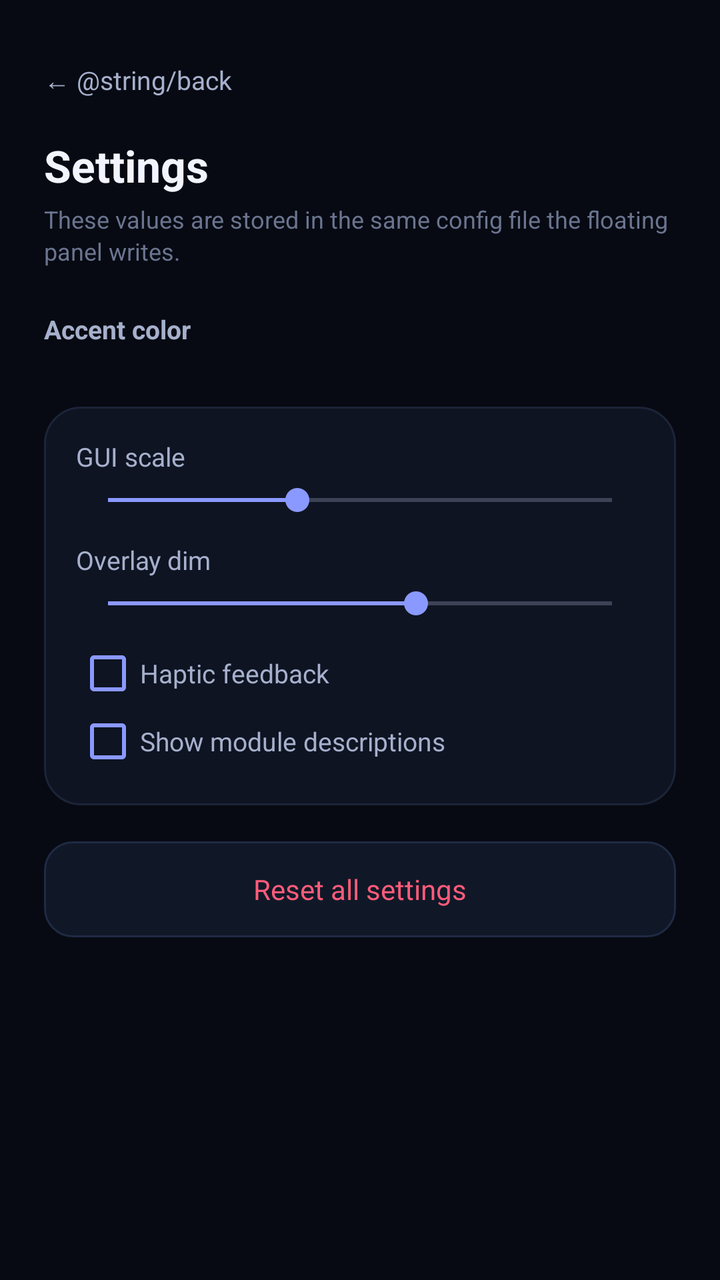
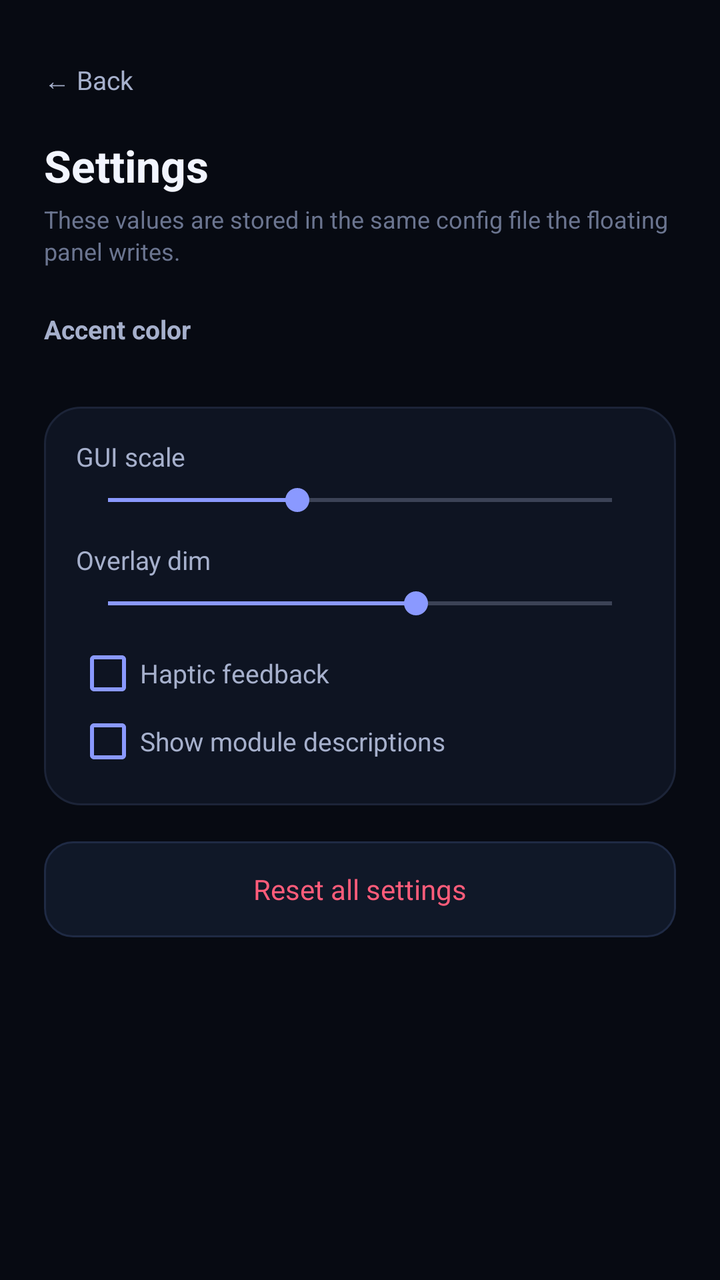

An Android layout rendered at two revisions. The XML below is the earlier revision; the diff shows what the commit changed to produce the second picture.
<!-- AndroidManifest.xml: application theme Theme.Moonlight -->
<!-- res/layout/activity_app_settings.xml -->
<?xml version="1.0" encoding="utf-8"?>
<ScrollView xmlns:android="http://schemas.android.com/apk/res/android"
    android:layout_width="match_parent"
    android:layout_height="match_parent"
    android:background="@color/bg_deep"
    android:fillViewport="true"
    android:scrollbars="none">

    <LinearLayout
        android:layout_width="match_parent"
        android:layout_height="wrap_content"
        android:orientation="vertical"
        android:padding="22dp">

        <TextView
            android:id="@+id/btnBack"
            android:layout_width="wrap_content"
            android:layout_height="36dp"
            android:clickable="true"
            android:focusable="true"
            android:gravity="center_vertical"
            android:text="← @string/back"
            android:textColor="@color/text_secondary"
            android:textSize="13sp" />

        <TextView
            android:layout_width="wrap_content"
            android:layout_height="wrap_content"
            android:layout_marginTop="10dp"
            android:text="@string/settings_title"
            android:textColor="@color/text_primary"
            android:textSize="22sp"
            android:textStyle="bold" />

        <TextView
            android:layout_width="wrap_content"
            android:layout_height="wrap_content"
            android:layout_marginTop="4dp"
            android:lineSpacingExtra="2dp"
            android:text="These values are stored in the same config file the floating panel writes."
            android:textColor="@color/text_muted"
            android:textSize="12sp" />

        <TextView
            android:layout_width="wrap_content"
            android:layout_height="wrap_content"
            android:layout_marginTop="22dp"
            android:text="Accent color"
            android:textColor="@color/text_secondary"
            android:textSize="13sp"
            android:textStyle="bold" />

        <LinearLayout
            android:id="@+id/accentRow"
            android:layout_width="match_parent"
            android:layout_height="wrap_content"
            android:layout_marginTop="10dp"
            android:orientation="horizontal" />

        <LinearLayout
            android:layout_width="match_parent"
            android:layout_height="wrap_content"
            android:layout_marginTop="20dp"
            android:background="@drawable/bg_card"
            android:orientation="vertical"
            android:padding="16dp">

            <LinearLayout
                android:layout_width="match_parent"
                android:layout_height="wrap_content"
                android:orientation="horizontal">

                <TextView
                    android:layout_width="0dp"
                    android:layout_height="wrap_content"
                    android:layout_weight="1"
                    android:text="GUI scale"
                    android:textColor="@color/text_secondary"
                    android:textSize="13sp" />

                <TextView
                    android:id="@+id/tvScaleValue"
                    android:layout_width="wrap_content"
                    android:layout_height="wrap_content"
                    android:textColor="@color/text_primary"
                    android:textSize="13sp"
                    android:textStyle="bold" />
            </LinearLayout>

            <SeekBar
                android:id="@+id/seekScale"
                android:layout_width="match_parent"
                android:layout_height="wrap_content"
                android:layout_marginTop="4dp"
                android:max="16"
                android:progress="6" />

            <LinearLayout
                android:layout_width="match_parent"
                android:layout_height="wrap_content"
                android:layout_marginTop="12dp"
                android:orientation="horizontal">

                <TextView
                    android:layout_width="0dp"
                    android:layout_height="wrap_content"
                    android:layout_weight="1"
                    android:text="Overlay dim"
                    android:textColor="@color/text_secondary"
                    android:textSize="13sp" />

                <TextView
                    android:id="@+id/tvDimValue"
                    android:layout_width="wrap_content"
                    android:layout_height="wrap_content"
                    android:textColor="@color/text_primary"
                    android:textSize="13sp"
                    android:textStyle="bold" />
            </LinearLayout>

            <SeekBar
                android:id="@+id/seekDim"
                android:layout_width="match_parent"
                android:layout_height="wrap_content"
                android:layout_marginTop="4dp"
                android:max="18"
                android:progress="11" />

            <CheckBox
                android:id="@+id/checkHaptics"
                android:layout_width="match_parent"
                android:layout_height="wrap_content"
                android:layout_marginTop="10dp"
                android:buttonTint="@color/accent"
                android:text="Haptic feedback"
                android:textColor="@color/text_secondary"
                android:textSize="13sp" />

            <CheckBox
                android:id="@+id/checkDescriptions"
                android:layout_width="match_parent"
                android:layout_height="wrap_content"
                android:layout_marginTop="2dp"
                android:buttonTint="@color/accent"
                android:text="Show module descriptions"
                android:textColor="@color/text_secondary"
                android:textSize="13sp" />
        </LinearLayout>

        <TextView
            android:id="@+id/btnResetConfig"
            android:layout_width="match_parent"
            android:layout_height="48dp"
            android:layout_marginTop="18dp"
            android:background="@drawable/bg_button_ghost"
            android:clickable="true"
            android:focusable="true"
            android:gravity="center"
            android:text="Reset all settings"
            android:textColor="@color/danger"
            android:textSize="14sp" />

        <TextView
            android:id="@+id/tvConfigPath"
            android:layout_width="match_parent"
            android:layout_height="wrap_content"
            android:layout_marginTop="18dp"
            android:lineSpacingExtra="2dp"
            android:textColor="@color/text_muted"
            android:textSize="11sp" />

    </LinearLayout>
</ScrollView>
<!-- resources referenced by this layout -->
<resources>
  <color name="accent">#FF8A99FF</color>
  <color name="bg_deep">#FF070A12</color>
  <color name="danger">#FFFF5C7A</color>
  <color name="text_muted">#FF6B7590</color>
  <color name="text_primary">#FFF2F5FF</color>
  <color name="text_secondary">#FFA6B0CC</color>
  <!-- drawable bg_button_ghost (drawable) -->
  <?xml version="1.0" encoding="utf-8"?>
  <shape xmlns:android="http://schemas.android.com/apk/res/android"
      android:shape="rectangle">
      <solid android:color="#FF101828" />
      <corners android:radius="14dp" />
      <stroke
          android:width="1dp"
          android:color="#FF1F2A44" />
  </shape>
  <!-- drawable bg_card (drawable) -->
  <?xml version="1.0" encoding="utf-8"?>
  <shape xmlns:android="http://schemas.android.com/apk/res/android"
      android:shape="rectangle">
      <solid android:color="@color/bg_card" />
      <corners android:radius="18dp" />
      <stroke
          android:width="1dp"
          android:color="@color/bg_card_stroke" />
  </shape>
  <string name="back">Back</string>
  <string name="settings_title">Settings</string>
  <style name="Theme.Moonlight" parent="Theme.AppCompat.NoActionBar">
          <item name="android:windowBackground">@color/bg_deep</item>
          <item name="android:statusBarColor">@color/bg_deep</item>
          <item name="android:navigationBarColor">@color/bg_deep</item>
          <item name="android:windowLightStatusBar">false</item>
          <item name="android:windowLightNavigationBar">false</item>
          <item name="colorAccent">@color/accent</item>
          <item name="android:textColorPrimary">@color/text_primary</item>
          <item name="android:textColorSecondary">@color/text_secondary</item>
      </style>
  <color name="bg_card">#FF0E1422</color>
  <color name="bg_card_stroke">#FF1C2438</color>
</resources>

<!-- the commit's change to res/layout/activity_app_settings.xml (unified diff, before → after) -->
@@ -19,7 +19,7 @@
             android:clickable="true"
             android:focusable="true"
             android:gravity="center_vertical"
-            android:text="← @string/back"
+            android:text="@string/back_arrow"
             android:textColor="@color/text_secondary"
             android:textSize="13sp" />
 
<!-- resource entries referenced after the edit -->
@@ -26,7 +26,7 @@
           android:width="1dp"
           android:color="@color/bg_card_stroke" />
   </shape>
-  <string name="back">Back</string>
+  <string name="back_arrow">← Back</string>
   <string name="settings_title">Settings</string>
   <style name="Theme.Moonlight" parent="Theme.AppCompat.NoActionBar">
           <item name="android:windowBackground">@color/bg_deep</item>
